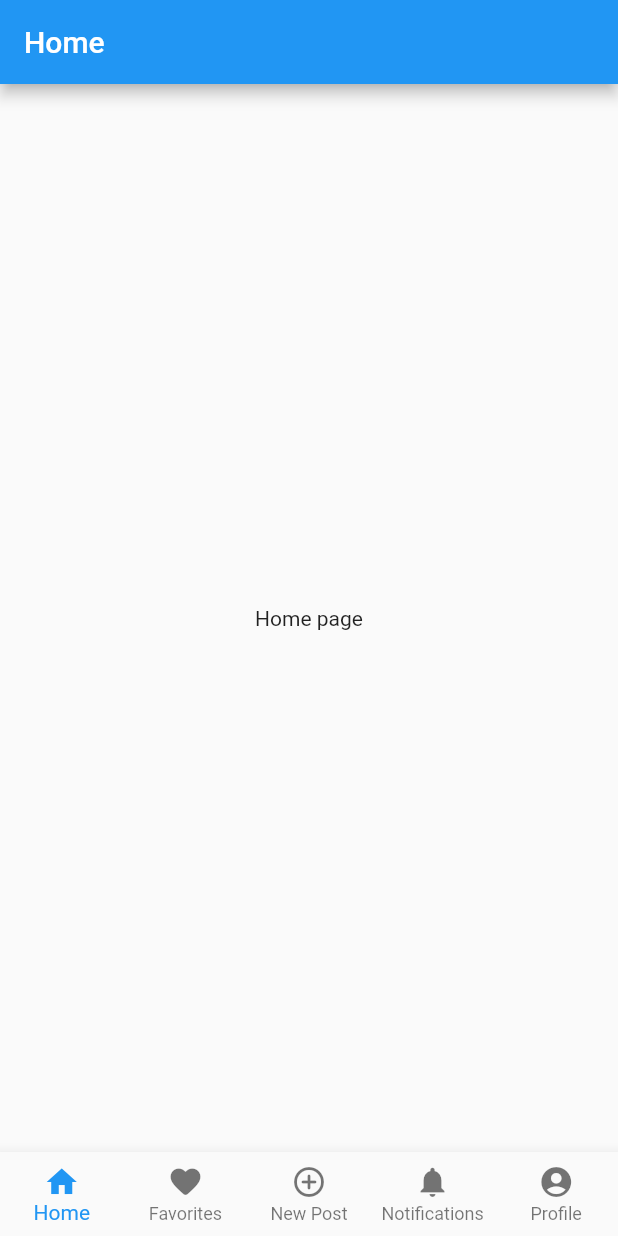
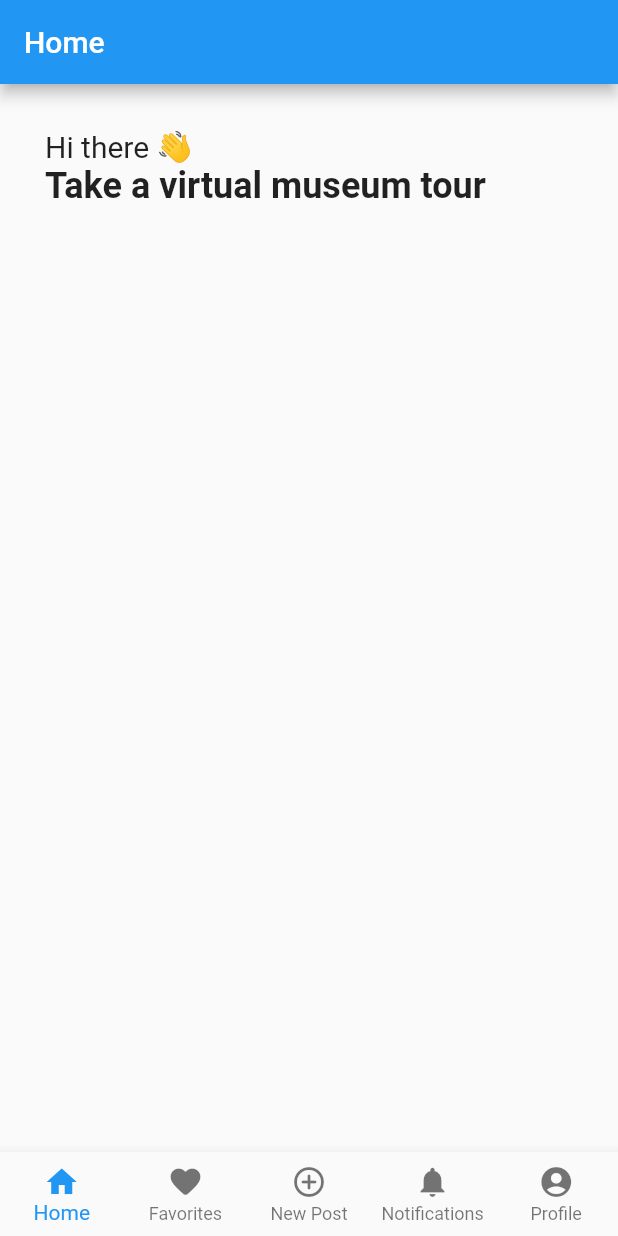
Before and after one commit to monstajoe2002/tourism_dept_app, a Flutter app: the screen it shows after launch, on a phone screen of 412 x 824 dp. Run offline on Flutter 3.47's test engine with Material 2 defaults, Android fonts, the phone set to English and light mode, and no system bars.

Commit message:
feature: added text to the home screen

```diff
--- a/lib/screens/home.dart
+++ b/lib/screens/home.dart
@@ -11,9 +11,18 @@ class Home extends StatelessWidget {
         appBar: AppBar(
           title: const Text('Home'),
         ),
-        body: const Center(
-          child: Text('Home page'),
-        ),
+        body: Container(
+            padding: const EdgeInsets.all(30),
+            child: Column(
+              crossAxisAlignment: CrossAxisAlignment.start,
+              children: const [
+                Text('Hi there 👋', style: TextStyle(fontSize: 20.0)),
+                Text(
+                  'Take a virtual museum tour',
+                  style: TextStyle(fontWeight: FontWeight.w600, fontSize: 24),
+                )
+              ],
+            )),
         bottomNavigationBar: const BottomBar());
   }
 }
```
